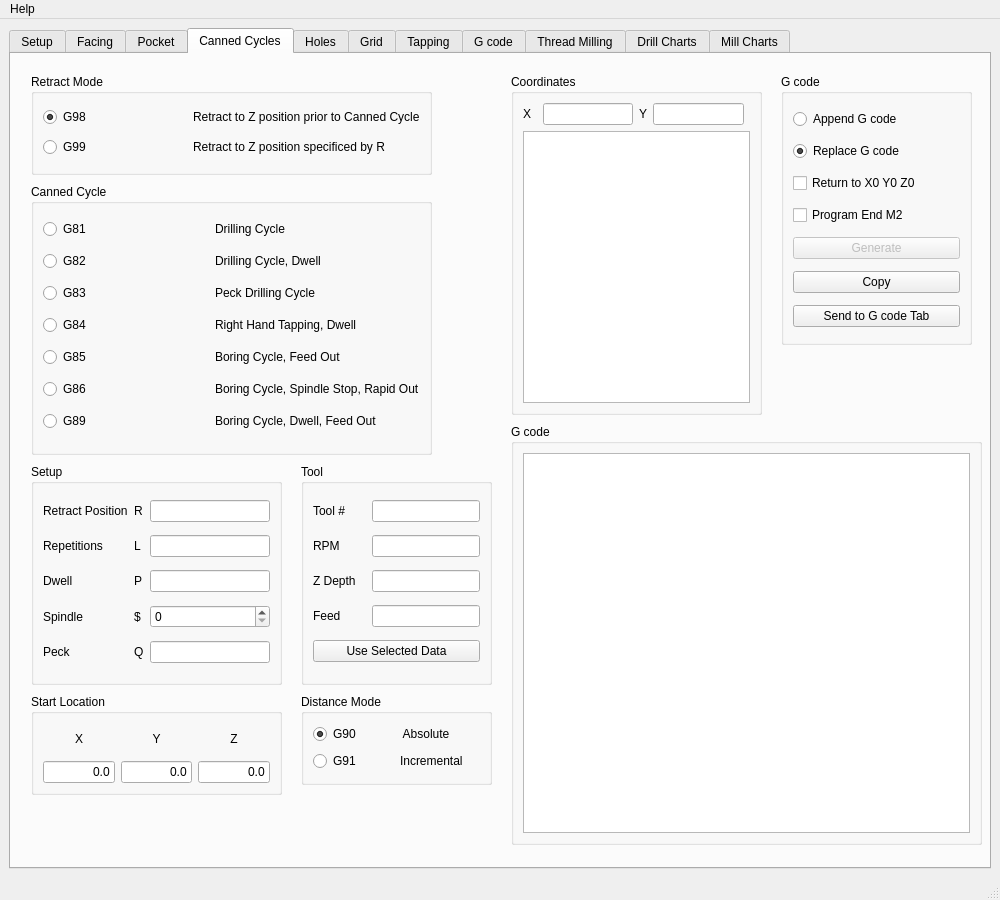
Old version of the form gcode/src/gcode.ui in the repository jethornton/gcode.
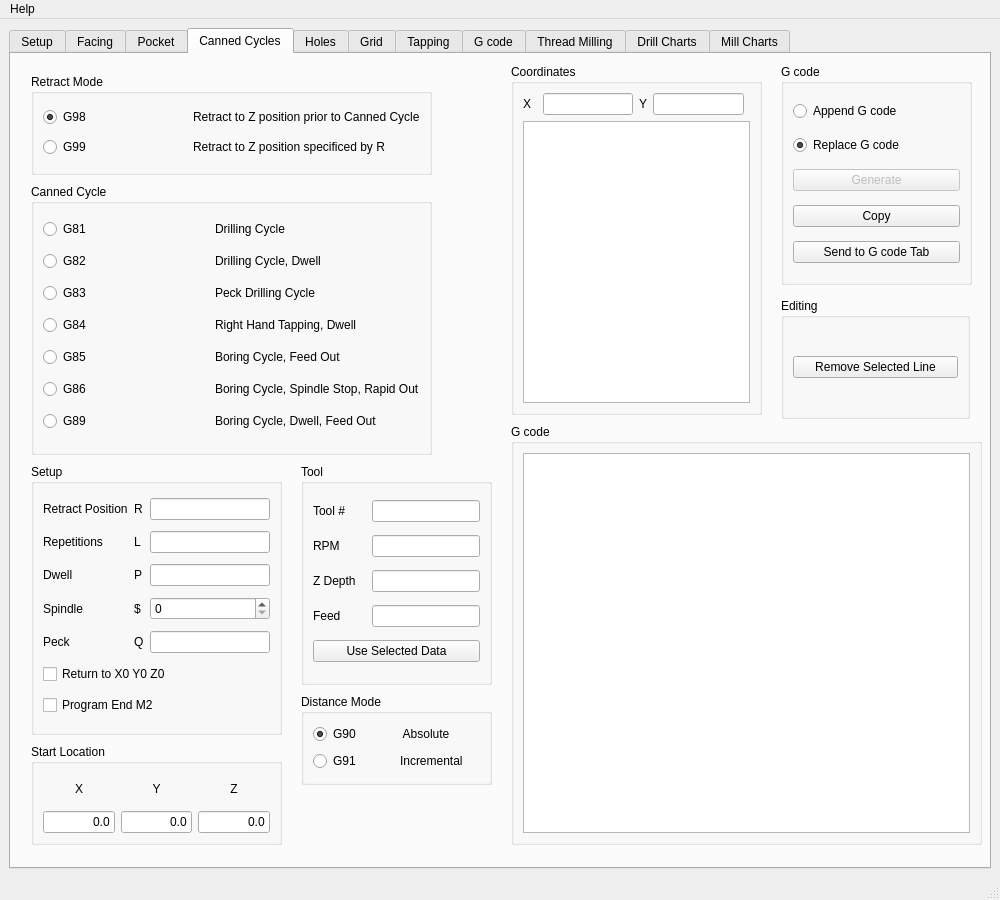
New version of the form. The open tabs and pages were chosen to show the change.

Commit message: more work on master g code tab

Patch:
```diff
--- a/gcode/src/gcode.ui
+++ b/gcode/src/gcode.ui
@@ -1168,7 +1168,7 @@
           <x>20</x>
           <y>410</y>
           <width>251</width>
-          <height>221</height>
+          <height>271</height>
          </rect>
         </property>
         <property name="title">
@@ -1298,13 +1298,27 @@
            </property>
           </widget>
          </item>
+         <item row="5" column="0" colspan="3">
+          <widget class="QCheckBox" name="canEndReturnCB">
+           <property name="text">
+            <string>Return to X0 Y0 Z0</string>
+           </property>
+          </widget>
+         </item>
+         <item row="6" column="0" colspan="3">
+          <widget class="QCheckBox" name="canProgEndCB">
+           <property name="text">
+            <string>Program End M2</string>
+           </property>
+          </widget>
+         </item>
         </layout>
        </widget>
        <widget class="QGroupBox" name="groupBox_25">
         <property name="geometry">
          <rect>
           <x>20</x>
-          <y>640</y>
+          <y>690</y>
           <width>251</width>
           <height>101</height>
          </rect>
@@ -1379,9 +1393,9 @@
         <property name="geometry">
          <rect>
           <x>500</x>
-          <y>20</y>
+          <y>10</y>
           <width>251</width>
-          <height>341</height>
+          <height>351</height>
          </rect>
         </property>
         <property name="title">
@@ -1487,9 +1501,9 @@
         <property name="geometry">
          <rect>
           <x>770</x>
-          <y>20</y>
+          <y>10</y>
           <width>191</width>
-          <height>271</height>
+          <height>221</height>
          </rect>
         </property>
         <property name="title">
@@ -1513,20 +1527,6 @@
            </property>
           </widget>
          </item>
-         <item row="2" column="0">
-          <widget class="QCheckBox" name="canEndReturnCB">
-           <property name="text">
-            <string>Return to X0 Y0 Z0</string>
-           </property>
-          </widget>
-         </item>
-         <item row="3" column="0">
-          <widget class="QCheckBox" name="canProgEndCB">
-           <property name="text">
-            <string>Program End M2</string>
-           </property>
-          </widget>
-         </item>
          <item row="1" column="0">
           <widget class="QRadioButton" name="radioButton_9">
            <property name="text">
@@ -1559,6 +1559,28 @@
          </item>
         </layout>
        </widget>
+       <widget class="QGroupBox" name="groupBox_31">
+        <property name="geometry">
+         <rect>
+          <x>770</x>
+          <y>244</y>
+          <width>189</width>
+          <height>121</height>
+         </rect>
+        </property>
+        <property name="title">
+         <string>Editing</string>
+        </property>
+        <layout class="QGridLayout" name="gridLayout_40">
+         <item row="0" column="0">
+          <widget class="QPushButton" name="canRemovePB">
+           <property name="text">
+            <string>Remove Selected Line</string>
+           </property>
+          </widget>
+         </item>
+        </layout>
+       </widget>
       </widget>
       <widget class="QWidget" name="tab_4">
        <attribute name="title">
```
Left out of the diff: 206 changed lines with no effect on the pictures. The commit also changes 6 other files.
